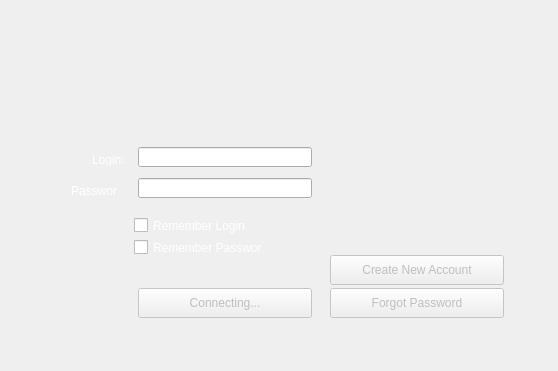
paunovic/chipup-poker, file qt-client/loginwindow.ui: the form before one commit.
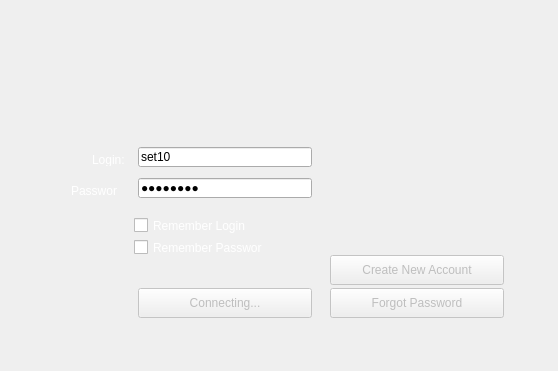
The form after the commit. Icons and pictures are not drawn.

The edit to the form file:
```diff
--- a/qt-client/loginwindow.ui
+++ b/qt-client/loginwindow.ui
@@ -70,6 +70,9 @@
      <height>20</height>
     </rect>
    </property>
+   <property name="text">
+    <string>set10</string>
+   </property>
   </widget>
   <widget class="QLineEdit" name="edPassword">
    <property name="geometry">
@@ -80,6 +83,12 @@
      <height>20</height>
     </rect>
    </property>
+   <property name="text">
+    <string>password</string>
+   </property>
+   <property name="echoMode">
+    <enum>QLineEdit::Password</enum>
+   </property>
   </widget>
   <widget class="QPushButton" name="btCreateAccount">
    <property name="enabled">
```
Left out of the diff: 3 changed lines with no effect on the pictures.
